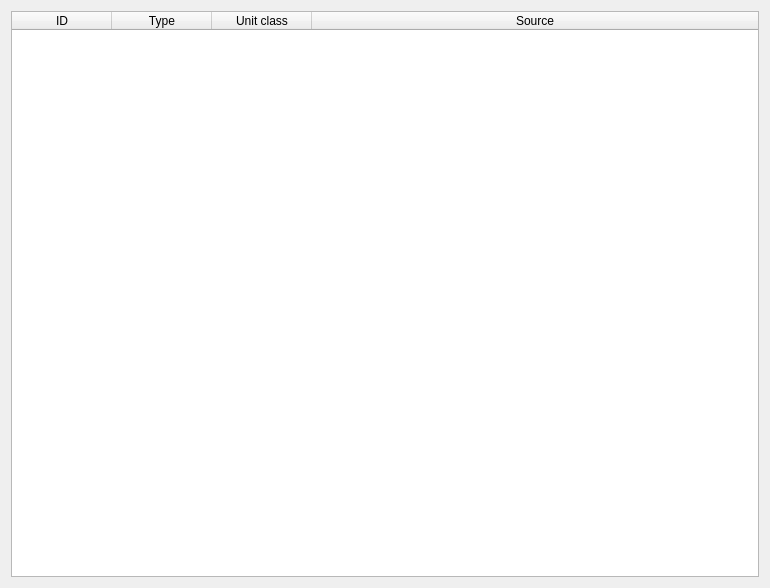
Above: src/apps/openfluid-builder/datastore/DatastoreWidget.ui from OpenFLUID/openfluid before the change. Below: the same form after it.
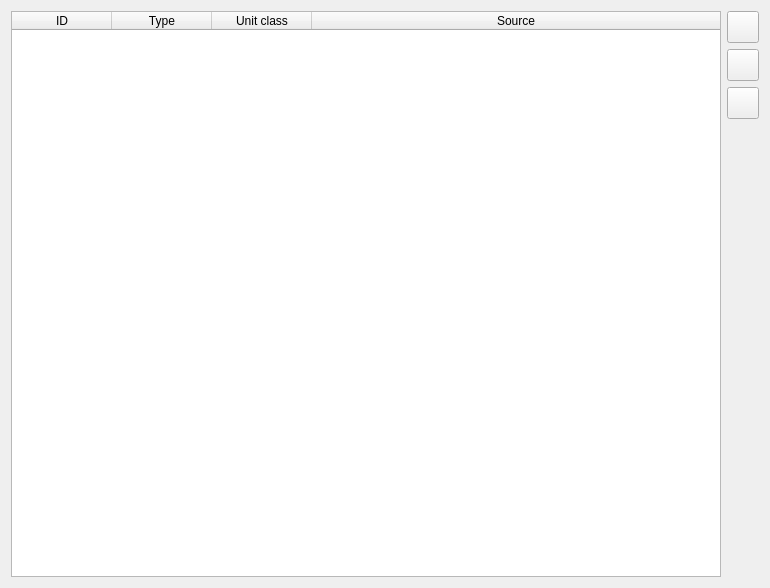
That is the form after the change.

Commit message: Add of management buttons for datastore in OpenFLUID-Builder

```diff
--- a/src/apps/openfluid-builder/datastore/DatastoreWidget.ui
+++ b/src/apps/openfluid-builder/datastore/DatastoreWidget.ui
@@ -13,7 +13,7 @@
   <property name="windowTitle">
    <string>Form</string>
   </property>
-  <layout class="QVBoxLayout" name="verticalLayout">
+  <layout class="QHBoxLayout" name="horizontalLayout">
    <item>
     <widget class="QTableWidget" name="DatastoreTableWidget">
      <property name="editTriggers">
@@ -50,6 +50,80 @@
      </column>
     </widget>
    </item>
+   <item>
+    <layout class="QVBoxLayout" name="verticalLayout_2">
+     <item>
+      <widget class="QPushButton" name="AddButton">
+       <property name="minimumSize">
+        <size>
+         <width>32</width>
+         <height>32</height>
+        </size>
+       </property>
+       <property name="maximumSize">
+        <size>
+         <width>32</width>
+         <height>32</height>
+        </size>
+       </property>
+       <property name="text">
+        <string notr="true"/>
+       </property>
+      </widget>
+     </item>
+     <item>
+      <widget class="QPushButton" name="EditButton">
+       <property name="minimumSize">
+        <size>
+         <width>32</width>
+         <height>32</height>
+        </size>
+       </property>
+       <property name="maximumSize">
+        <size>
+         <width>32</width>
+         <height>32</height>
+        </size>
+       </property>
+       <property name="text">
+        <string notr="true"/>
+       </property>
+      </widget>
+     </item>
+     <item>
+      <widget class="QPushButton" name="RemoveButton">
+       <property name="minimumSize">
+        <size>
+         <width>32</width>
+         <height>32</height>
+        </size>
+       </property>
+       <property name="maximumSize">
+        <size>
+         <width>32</width>
+         <height>32</height>
+        </size>
+       </property>
+       <property name="text">
+        <string notr="true"/>
+       </property>
+      </widget>
+     </item>
+     <item>
+      <spacer name="verticalSpacer">
+       <property name="orientation">
+        <enum>Qt::Vertical</enum>
+       </property>
+       <property name="sizeHint" stdset="0">
+        <size>
+         <width>20</width>
+         <height>40</height>
+        </size>
+       </property>
+      </spacer>
+     </item>
+    </layout>
+   </item>
   </layout>
  </widget>
  <resources/>
```
Left out of the diff: 6 changed lines with no effect on the pictures. The commit also changes 2 other files.
